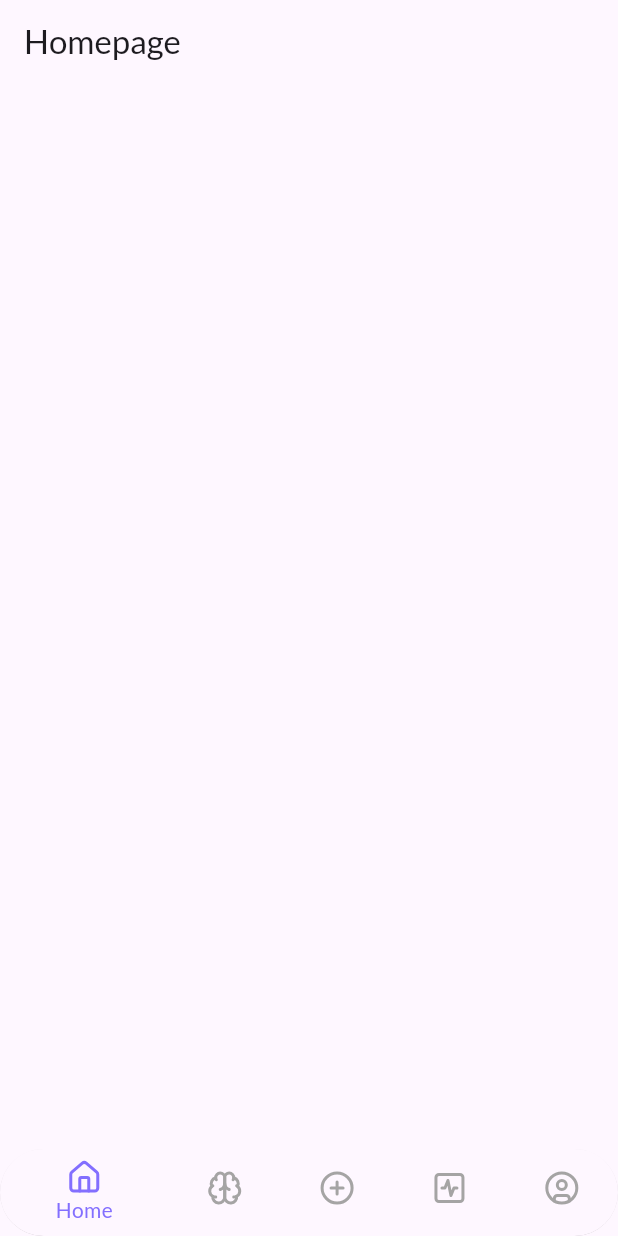
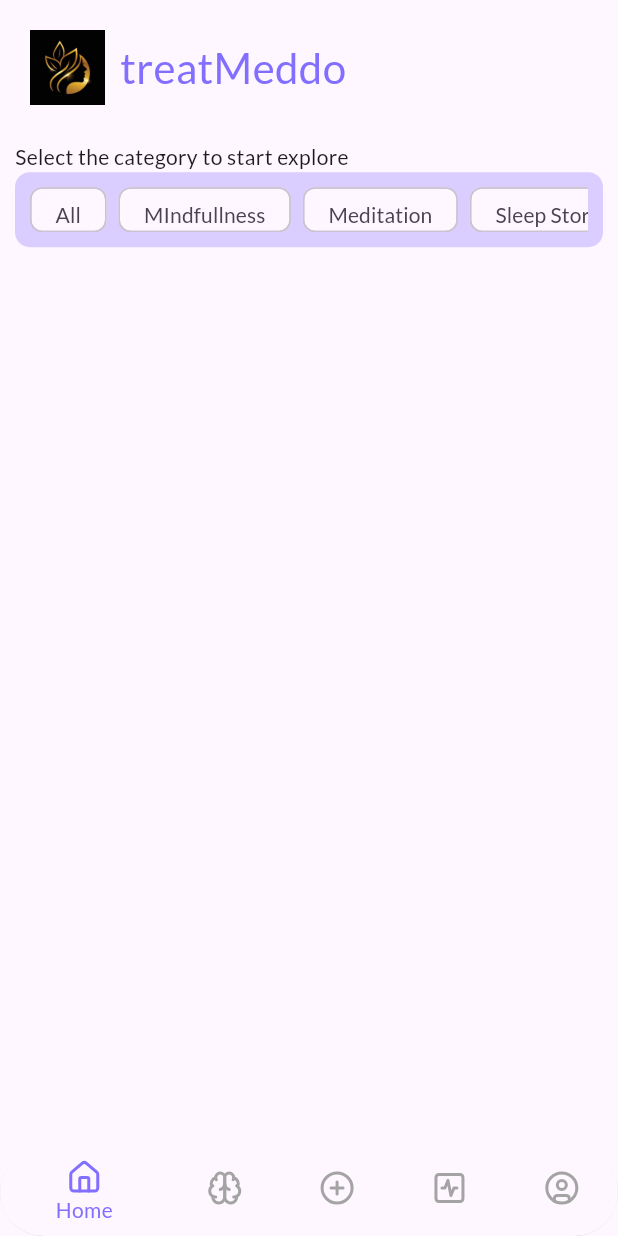
Before and after one commit to AkelaDumindu/flutter_authentication, a Flutter app: the screen it shows after launch, on a phone screen of 412 x 824 dp. Run offline on Flutter 3.47's test engine with Material 3 defaults, Android fonts, the phone set to English and light mode, and no system bars; our stand-ins replace flutter_svg, go_router, google_fonts.

Commit message:
created provider

```diff
--- a/lib/main.dart
+++ b/lib/main.dart
@@ -1,5 +1,6 @@
 import 'package:flutter/material.dart';
 import 'package:flutter_app5/pages/main_screen.dart';
+import 'package:flutter_app5/routers/router.dart';
 import 'package:google_fonts/google_fonts.dart';
 
 void main() {
@@ -12,12 +13,13 @@ class MyApp extends StatelessWidget {
   // This widget is the root of your application.
   @override
   Widget build(BuildContext context) {
-    return MaterialApp(
+    return MaterialApp.router(
+      debugShowCheckedModeBanner: false,
       title: 'App 5',
       theme: ThemeData(
         fontFamily: GoogleFonts.lato().fontFamily,
       ),
-      home: MainScreen(),
+      routerConfig: RouterClass().router,
     );
   }
 }
--- a/lib/pages/main_screens/home_page.dart
+++ b/lib/pages/main_screens/home_page.dart
@@ -1,4 +1,5 @@
 import 'package:flutter/material.dart';
+import 'package:flutter_app5/utillz/colors.dart';
 
 class HomePage extends StatelessWidget {
   const HomePage({super.key});
@@ -6,9 +7,79 @@ class HomePage extends StatelessWidget {
   @override
   Widget build(BuildContext context) {
     return Scaffold(
-      appBar: AppBar(
-        title: Text("Homepage"),
-      ),
+      body: SafeArea(
+          child: SingleChildScrollView(
+        child: Padding(
+          padding: const EdgeInsets.all(10),
+          child: Column(
+            crossAxisAlignment: CrossAxisAlignment.start,
+            children: [
+              Row(
+                children: [
+                  Padding(
+                    padding: const EdgeInsets.all(10),
+                    child: Image.asset(
+                      "assets/images/Download Free Vectors, Images, Photos & Videos _ Vecteezy.jpeg",
+                      width: 50,
+                    ),
+                  ),
+                  Text(
+                    "treatMeddo",
+                    style:
+                        TextStyle(fontSize: 28, color: AppColors.primaryPurple),
+                  ),
+                ],
+              ),
+              SizedBox(
+                height: 15,
+              ),
+              Text("Select the category to start explore"),
+              Container(
+                height: 50,
+                decoration: BoxDecoration(
+                  color: AppColors.primaryPurple.withOpacity(0.3),
+                  borderRadius: BorderRadius.circular(10),
+                ),
+                child: Padding(
+                  padding: const EdgeInsets.all(10),
+                  child: SingleChildScrollView(
+                    scrollDirection: Axis.horizontal,
+                    child: Row(
+                      children: [
+                        FilterChip(
+                          label: Text("All"),
+                          onSelected: (value) {},
+                        ),
+                        SizedBox(
+                          width: 8,
+                        ),
+                        FilterChip(
+                          label: Text("MIndfullness"),
+                          onSelected: (value) {},
+                        ),
+                        SizedBox(
+                          width: 8,
+                        ),
+                        FilterChip(
+                          label: Text("Meditation"),
+                          onSelected: (value) {},
+                        ),
+                        SizedBox(
+                          width: 8,
+                        ),
+                        FilterChip(
+                          label: Text("Sleep Stories"),
+                          onSelected: (value) {},
+                        ),
+                      ],
+                    ),
+                  ),
+                ),
+              ),
+            ],
+          ),
+        ),
+      )),
     );
   }
 }
--- /dev/null
+++ b/lib/providers/sleep_provider.dart
@@ -0,0 +1,84 @@
+import 'package:flutter/material.dart';
+import 'package:flutter_app5/models/sleep_exercise_model.dart';
+
+class SleepProvider extends ChangeNotifier {
+  List<SleepExercise> _allSleepExercise = [];
+  List<SleepExercise> sleepExercise = [];
+
+  SleepProvider() {
+    _allSleepExercise = [
+      SleepExercise(
+          category: "Sleep Stories",
+          name: "The Starry Night",
+          description:
+              "This sleep story is designed to help you drift off into a peaceful sleep. It tells the tale of a serene night under a sky full of stars. As you listen, you will be guided to visualize the starry sky, the cool night air, and the gentle sounds of nature around you. The story is narrated in a calm and soothing voice, helping you to relax and let go of any tension or worries that may be keeping you awake.",
+          duration: 20,
+          audioUrl: "https://example.com/audio/the-starry-night.mp3"),
+      SleepExercise(
+          category: "Relaxing Sounds",
+          name: "Ocean Waves",
+          description:
+              "This sleep content features the soothing sounds of ocean waves, designed to help you relax and fall asleep more easily. The gentle rhythm of the waves can create a calming atmosphere, helping to drown out any background noise and allowing you to focus on the present moment. As you listen to the sound of the ocean, you can imagine yourself lying on a beach, feeling the cool breeze and the warm sand beneath you.",
+          duration: 30,
+          audioUrl: "https://example.com/audio/ocean-waves.mp3"),
+      SleepExercise(
+          category: "Guided Sleep",
+          name: "Deep Sleep Meditation",
+          description:
+              "This guided sleep meditation helps you relax and prepare for a restful night. Through gentle breathing exercises and progressive relaxation techniques, you will be guided to release the tension in your body and quiet your mind. The calming voice and soothing background music create a peaceful environment, helping you drift off into a deep and restorative sleep.",
+          duration: 25,
+          audioUrl: "https://example.com/audio/deep-sleep-meditation.mp3"),
+      SleepExercise(
+          category: "Sleep Stories",
+          name: "Moonlit Forest",
+          description:
+              "This sleep story takes you on a journey through a moonlit forest. As you walk along a peaceful path, you will be guided to observe the beauty of nature around you. The story is designed to calm your mind and help you feel more connected to the natural world. The soothing narration and gentle sounds of the forest create a tranquil atmosphere, perfect for bedtime.",
+          duration: 20,
+          audioUrl: "https://example.com/audio/moonlit-forest.mp3"),
+      SleepExercise(
+          category: "Relaxing Sounds",
+          name: "Rainfall",
+          description:
+              "This sleep content features the calming sound of gentle rainfall. The rhythmic patter of the rain can help you relax and unwind, creating a peaceful environment for sleep. The sound of rain has been shown to reduce stress and anxiety, making it easier for you to fall asleep and enjoy a restful night.",
+          duration: 30,
+          audioUrl: "https://example.com/audio/rainfall.mp3"),
+      SleepExercise(
+          category: "Guided Sleep",
+          name: "Bedtime Relaxation",
+          description:
+              "This guided meditation is designed to help you unwind and prepare for sleep. Through a series of gentle relaxation exercises, you will be guided to release the tension in your body and calm your mind. The soothing voice and peaceful background music create a relaxing atmosphere, helping you drift off into a restful sleep.",
+          duration: 15,
+          audioUrl: "https://example.com/audio/bedtime-relaxation.mp3"),
+      SleepExercise(
+          category: "Sleep Stories",
+          name: "Desert Dunes",
+          description:
+              "This sleep story takes you on a journey through a serene desert landscape. As you listen, you will be guided to visualize the vast, rolling dunes and the clear, starry sky above. The calming narration and gentle background music create a peaceful atmosphere, helping you relax and fall asleep.",
+          duration: 20,
+          audioUrl: "https://example.com/audio/desert-dunes.mp3"),
+      SleepExercise(
+          category: "Relaxing Sounds",
+          name: "Crackling Fireplace",
+          description:
+              "This sleep content features the soothing sound of a crackling fireplace. The gentle crackling of the fire can create a warm and cozy atmosphere, helping you relax and unwind. The sound of the fireplace can help drown out background noise, making it easier for you to fall asleep and enjoy a restful night.",
+          duration: 30,
+          audioUrl: "https://example.com/audio/crackling-fireplace.mp3"),
+      SleepExercise(
+          category: "Guided Sleep",
+          name: "Evening Wind Down",
+          description:
+              "This guided meditation is designed to help you wind down in the evening and prepare for sleep. Through a series of gentle relaxation exercises and breathing techniques, you will be guided to release the stress of the day and calm your mind. The soothing voice and peaceful background music create a relaxing atmosphere, helping you drift off into a restful sleep.",
+          duration: 20,
+          audioUrl: "https://example.com/audio/evening-wind-down.mp3"),
+      SleepExercise(
+          category: "Sleep Stories",
+          name: "Snowy Cabin",
+          description:
+              "This sleep story takes you to a cozy cabin in a snowy landscape. As you listen, you will be guided to visualize the serene beauty of the snow-covered surroundings and the warmth of the cabin. The calming narration and gentle background music create a peaceful atmosphere, helping you relax and fall asleep.",
+          duration: 20,
+          audioUrl: "https://example.com/audio/snowy-cabin.mp3"),
+    ];
+
+    sleepExercise = List.from(_allSleepExercise);
+  }
+}
--- /dev/null
+++ b/lib/routers/route_names.dart
@@ -0,0 +1,3 @@
+class RouteNames {
+  static const String mainPage = '/';
+}
--- /dev/null
+++ b/lib/routers/router.dart
@@ -0,0 +1,19 @@
+import 'package:flutter/material.dart';
+import 'package:flutter_app5/pages/main_screen.dart';
+import 'package:flutter_app5/routers/route_names.dart';
+import 'package:go_router/go_router.dart';
+
+class RouterClass {
+  final router = GoRouter(
+    initialLocation: "/",
+    routes: [
+      GoRoute(
+        path: "/",
+        name: RouteNames.mainPage,
+        builder: (context, state) {
+          return const MainScreen();
+        },
+      )
+    ],
+  );
+}
--- a/pubspec.yaml
+++ b/pubspec.yaml
@@ -74,6 +74,7 @@ flutter:
   # To add assets to your application, add an assets section, like this:
   assets:
     - assets/icons/
+    - assets/images/
 
   # An image asset can refer to one or more resolution-specific "variants", see
   # https://flutter.dev/to/resolution-aware-images
```
Also changed, not shown: lib/providers/fillter_data_provider.dart (added, +42 -0 lines), lib/providers/meditation_provider.dart (added, +104 -0 lines), lib/providers/mindful_exercise.dart (added, +45 -0 lines), assets/images/Download Free Vectors, Images, Photos & Videos _ Vecteezy.jpeg (added).
